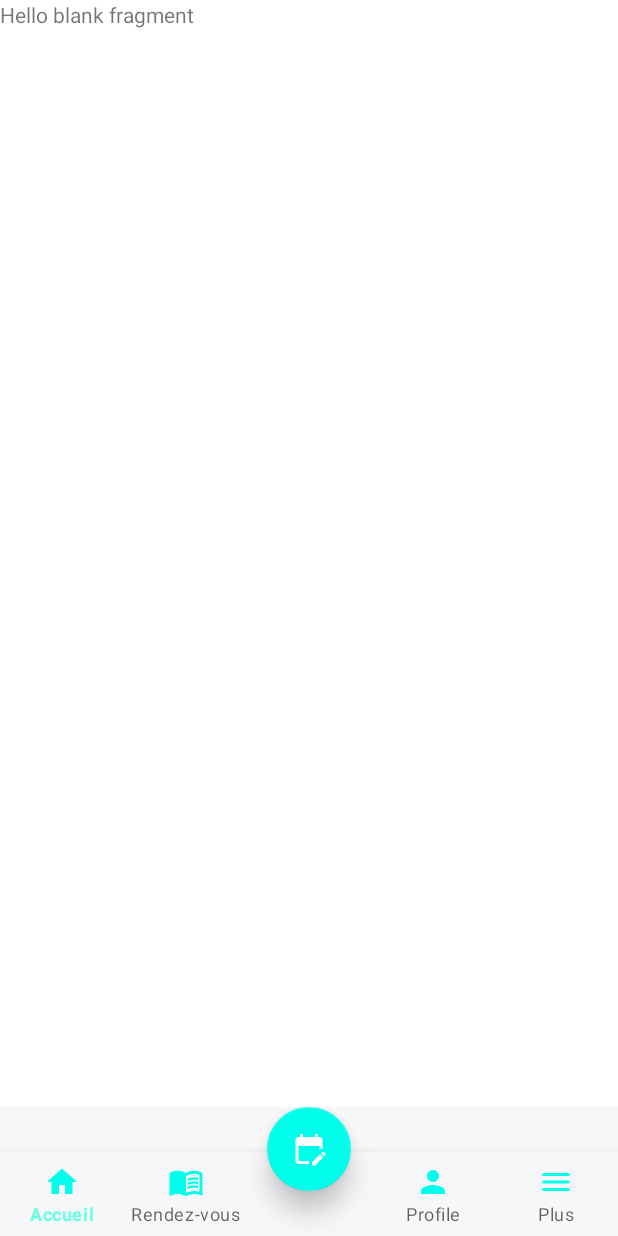
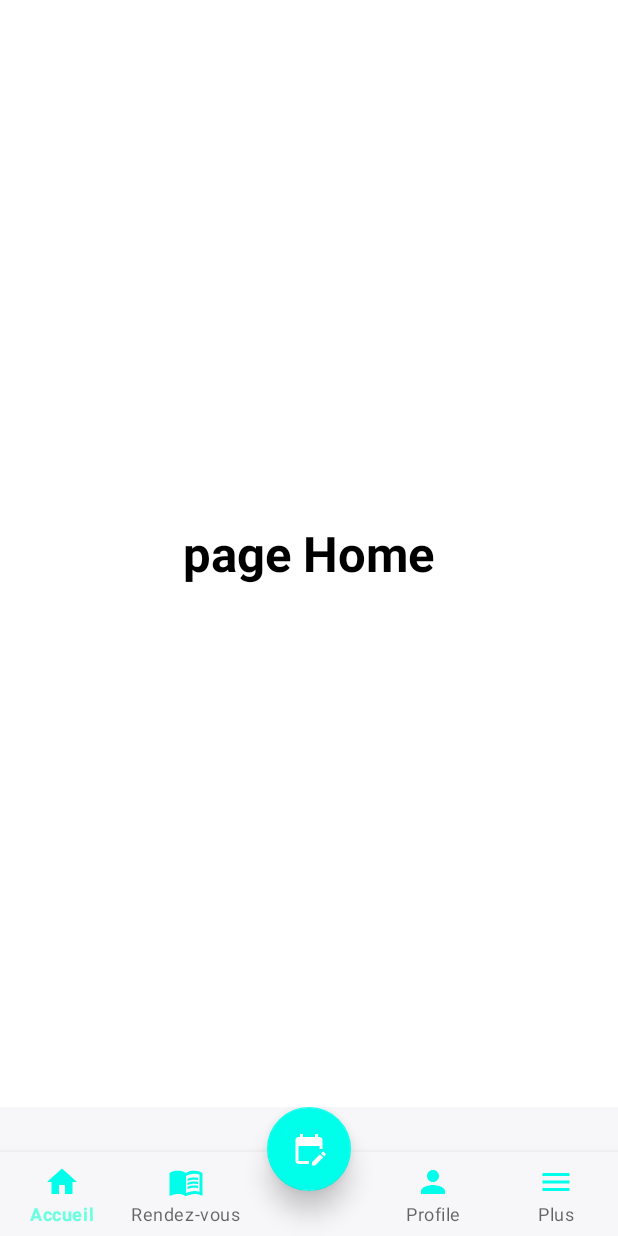
Before and after one commit to BabiMumba/MedRad, an Android app: the HomeFragment screen opened directly, with no data from a screen before it, on a phone screen of 412 x 824 dp. Run offline under Robolectric (Android 15) with nearby library versions, the phone set to English and light mode, and no system bars; our stand-ins replace sdp/ssp sizes.

Commit message:
change texte

```diff
--- a/app/src/main/java/cd/babitech/medrad/MainActivity.kt
+++ b/app/src/main/java/cd/babitech/medrad/MainActivity.kt
@@ -29,8 +29,6 @@ class MainActivity : AppCompatActivity() {
 
         findViewById<FloatingActionButton>(R.id.floating_button).setOnClickListener {
             startActivity(Intent(this, AddApointActivity::class.java))
-
-
 
         }
 
--- a/app/src/main/res/layout/fragment_home.xml
+++ b/app/src/main/res/layout/fragment_home.xml
@@ -1,14 +1,20 @@
 <?xml version="1.0" encoding="utf-8"?>
-<FrameLayout xmlns:android="http://schemas.android.com/apk/res/android"
+<RelativeLayout
+    xmlns:android="http://schemas.android.com/apk/res/android"
+    xmlns:app="http://schemas.android.com/apk/res-auto"
     xmlns:tools="http://schemas.android.com/tools"
     android:layout_width="match_parent"
     android:layout_height="match_parent"
-    tools:context=".Fragment.HomeFragment">
+    tools:context=".Activity.AddApointActivity">
+    <TextView
+        android:layout_width="wrap_content"
+        android:layout_height="wrap_content"
+        android:text="page Home"
+        android:textAllCaps="false"
+        android:textColor="@color/primary_text"
+        android:textStyle="bold"
+        android:textSize="@dimen/_25sdp"
+        android:layout_centerInParent="true"
+        />
 
-    <!-- TODO: Update blank fragment layout -->
-    <TextView
-        android:layout_width="match_parent"
-        android:layout_height="match_parent"
-        android:text="@string/hello_blank_fragment" />
-
-</FrameLayout>
+</RelativeLayout>
```
Also changed, not shown: app/src/main/res/layout/activity_add_apoint.xml (+13 -2 lines), app/src/main/res/layout/fragment_menu.xml (+15 -9 lines), app/src/main/res/layout/fragment_profil.xml (+15 -9 lines), app/src/main/res/layout/fragment_rendez_v.xml (+15 -9 lines).
